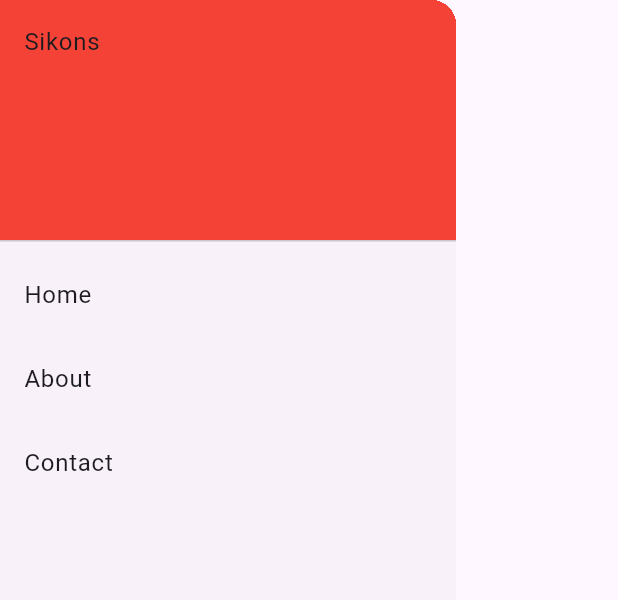
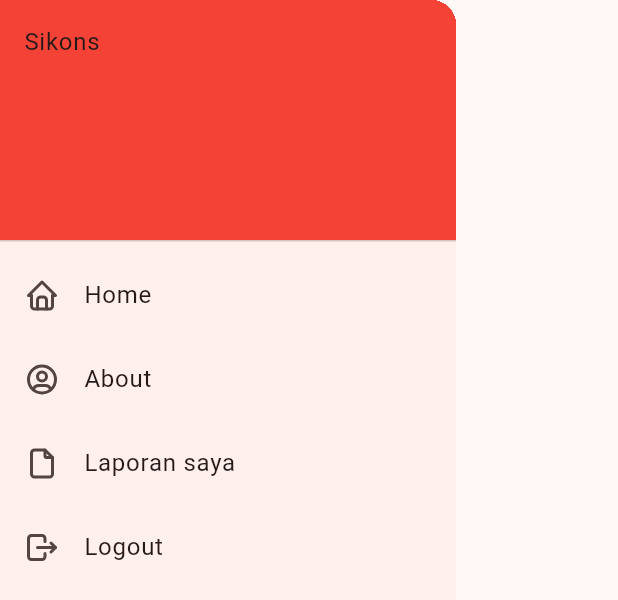
Before and after one commit to iqbalfarhan/sikonsflutter, a Flutter app: the DrawerPartial widget shown alone on an empty page, opened directly, on a phone screen of 412 x 824 dp. Shown: the top 600 px of the screen. Run offline on Flutter 3.47's test engine with Material 3 defaults, Android fonts, the light colour scheme and no system bars; our stand-ins replace flutter_tabler_icons; missing offline and left inert: dart:ffi.

Commit message:
update package

```diff
--- a/lib/partials/drawer_partial.dart
+++ b/lib/partials/drawer_partial.dart
@@ -1,4 +1,5 @@
 import 'package:flutter/material.dart';
+import 'package:flutter_tabler_icons/flutter_tabler_icons.dart';
 
 class DrawerPartial extends StatelessWidget {
   const DrawerPartial({super.key});
@@ -7,21 +8,40 @@ class DrawerPartial extends StatelessWidget {
   Widget build(BuildContext context) {
     return Drawer(
       child: ListView(
-        children: const [
-          DrawerHeader(
+        children: [
+          const DrawerHeader(
             decoration: BoxDecoration(
               color: Colors.red,
             ),
             child: Text("Sikons"),
           ),
           ListTile(
-            title: Text("Home"),
+            leading: const Icon(TablerIcons.home),
+            title: const Text('Home'),
+            onTap: () {
+              Navigator.pushNamed(context, '/');
+            },
           ),
           ListTile(
-            title: Text("About"),
+            leading: const Icon(TablerIcons.user_circle),
+            title: const Text("About"),
+            onTap: () {
+              Navigator.pushNamed(context, '/about');
+            },
           ),
           ListTile(
-            title: Text("Contact"),
+            leading: const Icon(TablerIcons.file),
+            title: const Text("Laporan saya"),
+            onTap: () {
+              Navigator.pushNamed(context, '/about');
+            },
+          ),
+          ListTile(
+            leading: const Icon(TablerIcons.logout),
+            title: const Text("Logout"),
+            onTap: () {
+              Navigator.pushNamed(context, '/login');
+            },
           ),
         ],
       ),
```
Also changed, not shown: lib/main.dart (+8 -2 lines), lib/screens/about_screen.dart (added, +33 -0 lines), lib/screens/home_screen.dart (+40 -2 lines), lib/screens/login_screen.dart (added, +72 -0 lines), pubspec.yaml (+3 -4 lines), pubspec.lock.
